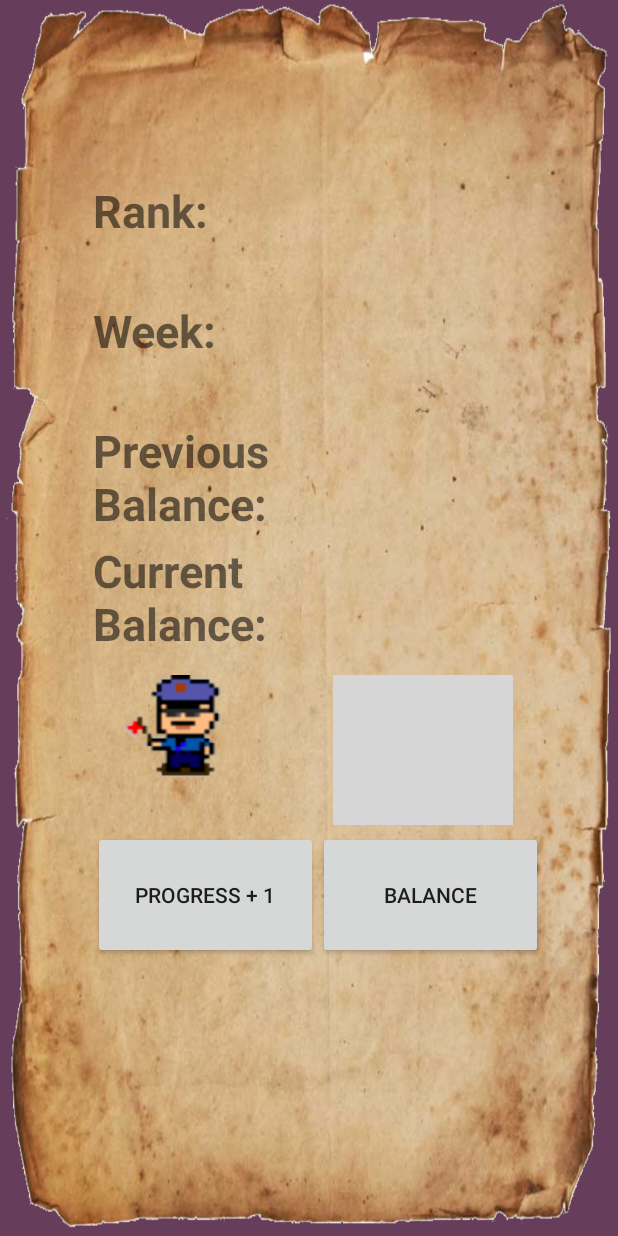
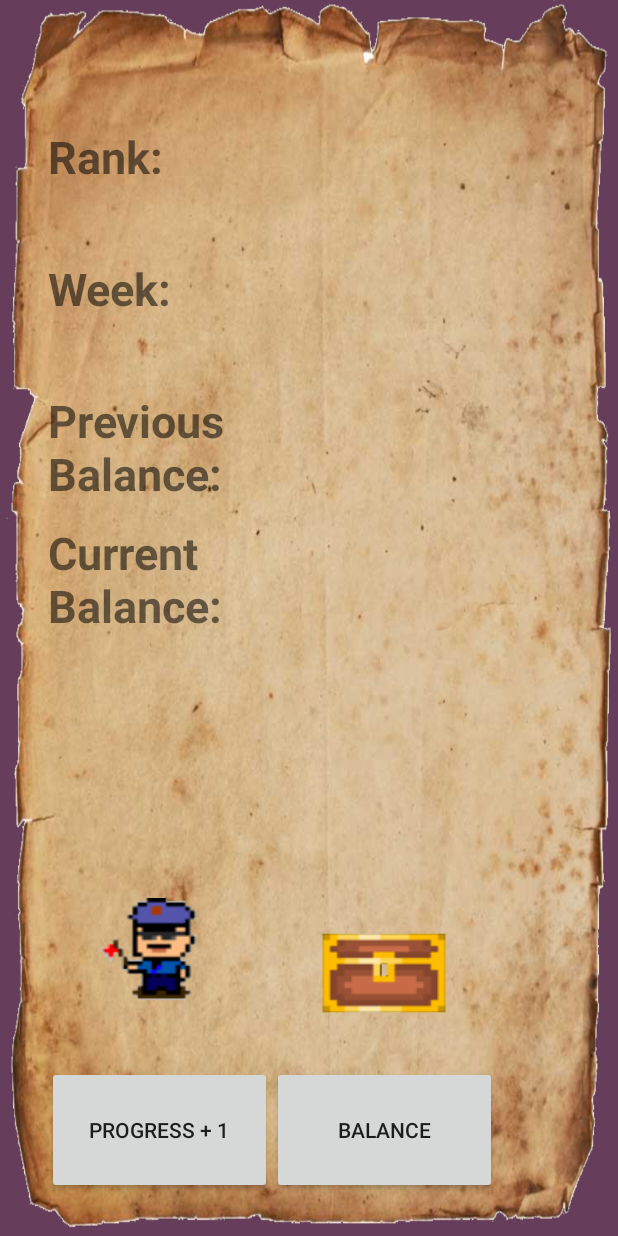
Before and after one commit to Jintze/Hangman-Team5-1, an Android app: the layout storymodeingame.xml on its own in the app's theme, with its tools: preview values and no code run, on a phone screen of 412 x 824 dp. Run offline under Robolectric (Android 15) with nearby library versions, the phone set to English and light mode, and no system bars; grey boxes are pictures that could not be loaded.

Commit message:
fixed bug with layout

```diff
--- a/app/src/main/java/com/example/nathanpelletier/hangman/Game.java
+++ b/app/src/main/java/com/example/nathanpelletier/hangman/Game.java
@@ -1,26 +1,25 @@
 package com.example.nathanpelletier.hangman;
 
-import android.app.Application;
 import android.content.Intent;
-import android.content.SharedPreferences;
 import android.graphics.Color;
 import android.os.Bundle;
 import android.support.v7.app.AppCompatActivity;
 import android.util.Log;
-import android.view.LayoutInflater;
 import android.view.View;
-import android.view.animation.AnimationUtils;
 import android.widget.Button;
 import android.widget.ImageButton;
 import android.widget.ImageView;
 import android.widget.LinearLayout;
 import android.widget.RelativeLayout;
 import android.widget.TextView;
+import android.widget.VideoView;
+
 import com.example.nathanpelletier.hangman.AndroidSaveState.SaveState;
 
 
 public class Game extends AppCompatActivity {
   SaveState saveState = new SaveState();
+
 
 
   //To Play the game
@@ -309,7 +308,7 @@ public class Game extends AppCompatActivity {
         break;
       }//easy
       case "medium":{
-        poster.setBackgroundResource(R.drawable.secondscreen);
+        poster.setBackgroundResource(R.drawable.redcharacter);
         break;
       }//medium
       case "hard":{
--- a/app/src/main/java/com/example/nathanpelletier/hangman/Menu.java
+++ b/app/src/main/java/com/example/nathanpelletier/hangman/Menu.java
@@ -1,6 +1,7 @@
 package com.example.nathanpelletier.hangman;
 
 import android.content.Intent;
+import android.net.Uri;
 import android.support.constraint.ConstraintLayout;
 import android.support.v7.app.AppCompatActivity;
 import android.os.Bundle;
@@ -10,8 +11,11 @@ import android.view.animation.AnimationUtils;
 import android.widget.Button;
 import android.widget.LinearLayout;
 import android.widget.RelativeLayout;
+import android.widget.VideoView;
 
 public class Menu extends AppCompatActivity {
+
+    VideoView videoView;
 
     @Override
     protected void onCreate(Bundle savedInstanceState) {
@@ -19,6 +23,9 @@ public class Menu extends AppCompatActivity {
         setContentView(R.layout.menu);
 
 //onClicks Set up ----------------------------------------
+
+
+        videoView = (VideoView) findViewById(R.id.VideoScreen);
 
         Button EasySelect = findViewById(R.id.EasyDifficultySelect);
         EasySelect.setOnClickListener(new View.OnClickListener() {
@@ -69,6 +76,19 @@ public class Menu extends AppCompatActivity {
                        Intent startGame = new Intent(Menu.this, Game.class);
                        startGame.putExtra("Story",  "yes");
                        startActivity(startGame);
+
+
+
+                   }//onClick
+               });
+               StoryVideo.setOnClickListener(new View.OnClickListener() {
+                   @Override
+                   public void onClick(View view) {
+                       Intent startvideo = new Intent(Menu.this, StoryMode.class);
+                       startActivity(startvideo);
+
+
+
                    }//onClick
                });
 
--- /dev/null
+++ b/app/src/main/java/com/example/nathanpelletier/hangman/StoryMode.java
@@ -0,0 +1,19 @@
+package com.example.nathanpelletier.hangman;
+
+import android.net.Uri;
+import android.view.View;
+import android.widget.VideoView;
+
+/**
+ * Created by fatim on 2017-12-19.
+ */
+
+public class StoryMode {
+    VideoView videoView;
+    public void onClick(){
+            String vidoePath ="C:\\Users\\fatim\\Desktop\\Hangman-Team5-1\\app\\src\\main\\res\\raw\\storymodevideo.mp4";
+            Uri uri = Uri.parse(vidoePath);
+            videoView.setVideoURI(uri);
+            videoView.start();
+    }
+}
--- a/app/src/main/java/com/example/nathanpelletier/hangman/StoryModeInGame.java
+++ b/app/src/main/java/com/example/nathanpelletier/hangman/StoryModeInGame.java
@@ -1,15 +1,23 @@
 package com.example.nathanpelletier.hangman;
 
+import android.net.Uri;
 import android.os.Bundle;
 import android.support.v7.app.AppCompatActivity;
+import android.view.View;
+import android.widget.VideoView;
+
+import java.net.URI;
 
 /**
- * Created by fatim on 2017-12-18.
+ * Created by fatima binsumait
  */
 
 public class StoryModeInGame extends AppCompatActivity{
 
+
     public void onCreate(Bundle saveInstanceState) {
         super.onCreate(saveInstanceState);
+
     }//onCreate
-}
+
+}//StoryModeInGame
--- a/app/src/main/res/layout-small/keyboard.xml
+++ b/app/src/main/res/layout-small/keyboard.xml
@@ -18,8 +18,8 @@
 
             <Button
                 android:id="@+id/LetterQ"
-                android:layout_width="@dimen/LetterButtonWidthXS"
-                android:layout_height="@dimen/LetterButtonHeightXS"
+                android:layout_width="@dimen/letterButtonWidthXS"
+                android:layout_height="@dimen/letterButtonHeightXS"
                 android:text="@string/q"
                 android:textSize="@dimen/LetterSizeXS"
                 android:textColor="@color/background"
--- a/app/src/main/res/layout-xlarge/keyboard.xml
+++ b/app/src/main/res/layout-xlarge/keyboard.xml
@@ -18,8 +18,8 @@
 
             <Button
                 android:id="@+id/LetterQ"
-                android:layout_width="@dimen/LetterButtonWidthXL"
-                android:layout_height="@dimen/LetterButtonHeightXL"
+                android:layout_width="@dimen/letterButtonWidthXL"
+                android:layout_height="@dimen/letterButtonHeightXL"
                 android:text="@string/q"
                 android:textSize="@dimen/LetterSizeXL"
                 android:textColor="@color/background"
--- a/app/src/main/res/layout/keyboard.xml
+++ b/app/src/main/res/layout/keyboard.xml
@@ -18,8 +18,8 @@
 
             <Button
                 android:id="@+id/LetterQ"
-                android:layout_width="@dimen/LetterButtonWidth"
-                android:layout_height="@dimen/KetterButtonHeight"
+                android:layout_width="@dimen/letterButtonWidth"
+                android:layout_height="@dimen/letterButtonHeight"
                 android:text="@string/q"
                 android:textSize="@dimen/ButtonsTextSize"
                 android:textColor="@color/background"
@@ -27,8 +27,8 @@
                 />
             <Button
                 android:id="@+id/LetterW"
-                android:layout_width="@dimen/LetterButtonWidth"
-                android:layout_height="@dimen/LetterButtonHeight"
+                android:layout_width="@dimen/letterButtonWidth"
+                android:layout_height="@dimen/letterButtonHeight"
                 android:text="@string/w"
                 android:textSize="@dimen/ButtonsTextSize"
                 android:textColor="@color/background"
--- a/app/src/main/res/layout/story_mode.xml
+++ b/app/src/main/res/layout/story_mode.xml
@@ -17,39 +17,15 @@
     <VideoView
         android:id="@+id/VideoScreen"
         android:layout_width="350dp"
-        android:layout_height="450dp"
+        android:layout_height="600dp"
         android:layout_marginBottom="8dp"
+        android:layout_marginEnd="8dp"
+        android:layout_marginStart="8dp"
         android:layout_marginTop="8dp"
         app:layout_constraintBottom_toBottomOf="@+id/ImageView"
+        app:layout_constraintEnd_toEndOf="parent"
+        app:layout_constraintStart_toStartOf="parent"
         app:layout_constraintTop_toTopOf="@+id/ImageView"
-        app:layout_constraintVertical_bias="0.398"
-        tools:layout_editor_absoluteX="30dp" />
-
-    <Button
-        android:id="@+id/StoryIntro"
-        android:layout_width="170dp"
-        android:layout_height="70dp"
-        android:layout_below="@+id/VideoScreen"
-        android:layout_marginTop="8dp"
-        android:text="Intro"
-        android:textSize="30sp"
-        android:textStyle="bold"
-        app:layout_constraintTop_toBottomOf="@+id/VideoScreen"
-        tools:layout_editor_absoluteX="200dp" />
-
-    <Button
-        android:id="@+id/StoryPlay"
-        android:layout_width="170dp"
-        android:layout_height="70dp"
-        android:layout_below="@+id/VideoScreen"
-        android:layout_marginTop="8dp"
-        android:text="Play"
-        android:textSize="30sp"
-        android:textStyle="bold"
-        app:layout_constraintTop_toBottomOf="@+id/VideoScreen"
-        tools:layout_editor_absoluteX="30dp" />
-
-
-
+        app:layout_constraintVertical_bias="0.398" />
 
 </android.support.constraint.ConstraintLayout>
--- a/app/src/main/res/layout/storymodeingame.xml
+++ b/app/src/main/res/layout/storymodeingame.xml
@@ -1,165 +1,143 @@
 <?xml version="1.0" encoding="utf-8"?>
-<RelativeLayout
-    xmlns:android="http://schemas.android.com/apk/res/android" android:layout_width="match_parent"
+<android.support.constraint.ConstraintLayout xmlns:android="http://schemas.android.com/apk/res/android"
+    xmlns:app="http://schemas.android.com/apk/res-auto"
+    xmlns:tools="http://schemas.android.com/tools"
+    android:layout_width="match_parent"
     android:layout_height="match_parent"
     android:background="@drawable/poster">
 
   <LinearLayout
-      android:orientation="horizontal"
-      android:id="@+id/TopScreen"
-      android:layout_width="match_parent"
-      android:layout_height="60dp"/>
-
-
-  <LinearLayout
-      android:orientation="horizontal"
-      android:layout_below="@+id/TopScreen"
       android:id="@+id/TitleScreen"
       android:layout_width="match_parent"
-      android:layout_height="60dp">
+      android:layout_height="60dp"
+      android:layout_marginEnd="8dp"
+      android:layout_marginStart="8dp"
+      android:layout_marginTop="8dp"
+      android:orientation="horizontal"
+      app:layout_constraintEnd_toEndOf="parent"
+      app:layout_constraintStart_toStartOf="parent"
+      app:layout_constraintTop_toTopOf="parent">
 
-      <TextView
-          android:id="@+id/TitleReciept"
-          android:layout_width="match_parent"
-          android:layout_height="match_parent"/>
   </LinearLayout>
 
 
-  <RelativeLayout
-      android:layout_alignRight="@id/TopScreen"
-      android:id="@+id/MiddleScreen"
-      android:layout_below="@+id/TitleScreen"
-      android:layout_width="350dp"
-      android:layout_height="330dp">
+  <TextView
+      android:id="@+id/Week"
+      android:layout_width="@dimen/RecieptW"
+      android:layout_height="@dimen/RecieptH"
+      android:layout_below="@+id/Rank"
+      android:layout_marginStart="32dp"
+      android:layout_marginLeft="32dp"
+      android:layout_marginTop="8dp"
+      android:text="@string/Week"
+      android:textSize="@dimen/TextViewForReciept"
+      android:textStyle="bold"
+      app:layout_constraintStart_toStartOf="parent"
+      app:layout_constraintTop_toBottomOf="@+id/Rank" />
 
   <TextView
       android:id="@+id/Rank"
       android:layout_width="@dimen/RecieptW"
       android:layout_height="@dimen/RecieptH"
+      android:layout_marginStart="32dp"
+      android:layout_marginLeft="32dp"
+      android:layout_marginTop="16dp"
+      android:layout_weight="1"
+      android:text="@string/Rank"
       android:textSize="@dimen/TextViewForReciept"
-        android:text="@string/Rank"
-        android:textStyle="bold"/>
-    <TextView
-        android:layout_alignRight="@id/Rank"
-        android:layout_width="@dimen/RecieptW"
-        android:layout_height="@dimen/RecieptH" />
-
-
-    <TextView
-        android:id="@+id/Week"
-        android:layout_below="@+id/Rank"
-        android:layout_width="@dimen/RecieptW"
-        android:layout_height="@dimen/RecieptH"
-        android:textSize="@dimen/TextViewForReciept"
-        android:text="@string/Week"
-        android:textStyle="bold"/>
+      android:textStyle="bold"
+      app:layout_constraintStart_toStartOf="parent"
+      app:layout_constraintTop_toBottomOf="@+id/TitleScreen" />
 
   <TextView
       android:id="@+id/PreviousBalance"
-        android:layout_below="@+id/Week"
       android:layout_width="@dimen/RecieptW"
       android:layout_height="@dimen/RecieptH"
+      android:layout_below="@+id/Week"
+      android:layout_marginStart="32dp"
+      android:layout_marginLeft="32dp"
+      android:layout_marginTop="8dp"
+      android:text="@string/PreviousBalance"
       android:textSize="@dimen/TextViewForReciept"
-        android:text="@string/PreviousBalance"
-        android:textStyle="bold"/>
+      android:textStyle="bold"
+      app:layout_constraintStart_toStartOf="parent"
+      app:layout_constraintTop_toBottomOf="@+id/Week" />
 
 
   <TextView
       android:id="@+id/CurrentBalance"
-        android:layout_below="@+id/PreviousBalance"
       android:layout_width="@dimen/RecieptW"
       android:layout_height="@dimen/RecieptH"
+      android:layout_below="@+id/PreviousBalance"
+      android:layout_marginStart="32dp"
+      android:layout_marginLeft="32dp"
+      android:layout_marginTop="8dp"
+      android:text="@string/CurrentBalance"
       android:textSize="@dimen/TextViewForReciept"
-        android:text="@string/CurrentBalance"
-        android:textStyle="bold"/>
-  </RelativeLayout>
-
-  <RelativeLayout
-      android:layout_below="@id/TitleScreen"
-      android:layout_alignRight="@id/MiddleScreen"
-      android:layout_width="210dp"
-      android:layout_height="350dp">
-
-    android:layout_alignRight="@id/TopScreen"
-    android:id="@+id/MiddleScreen"
-    android:layout_below="@+id/TitleScreen"
-    android:layout_width="350dp"
-    android:layout_height="330dp">
-
-    <TextView
-        android:id="@+id/RankNumber"
-        android:layout_width="@dimen/RecieptWNumber"
-        android:layout_height="@dimen/RecieptHNumber"
-        android:textSize="@dimen/TextViewForReciept"
-        android:textStyle="bold"/>
-
-
-    <TextView
-        android:id="@+id/WeekNumber"
-        android:layout_below="@+id/RankNumber"
-        android:layout_width="@dimen/RecieptWNumber"
-        android:layout_height="@dimen/RecieptHNumber"
-        android:textSize="@dimen/TextViewForReciept"
-        android:textStyle="bold"/>
-
-    <TextView
-        android:id="@+id/PreviousBalanceNumber"
-        android:layout_below="@+id/WeekNumber"
-        android:layout_width="@dimen/RecieptWNumber"
-        android:layout_height="@dimen/RecieptHNumber"
-        android:textSize="@dimen/TextViewForReciept"
-        android:textStyle="bold"/>
-
-
-    <TextView
-        android:id="@+id/CurrentBalanceNumber"
-        android:layout_below="@+id/PreviousBalanceNumber"
-        android:layout_width="@dimen/RecieptWNumber"
-        android:layout_height="@dimen/RecieptHNumber"
-        android:textSize="@dimen/TextViewForReciept"
-        android:textStyle="bold"/>
-
-  </RelativeLayout>
+      android:textStyle="bold"
+      app:layout_constraintStart_toStartOf="parent"
+      app:layout_constraintTop_toBottomOf="@+id/PreviousBalance" />
 
   <LinearLayout
       android:id="@+id/PictureScreen"
-      android:layout_alignRight="@+id/TopScreen"
-      android:layout_below="@id/MiddleScreen"
       android:layout_width="@dimen/PictureScreenW"
-      android:layout_height="@dimen/PictureScreenH">
+      android:layout_height="@dimen/PictureScreenH"
+      android:layout_alignParentTop="true"
+      android:layout_marginBottom="8dp"
+      android:layout_marginEnd="8dp"
+      android:layout_marginRight="8dp"
+      android:layout_marginStart="32dp"
+      android:layout_marginLeft="32dp"
+      android:layout_marginTop="8dp"
+      android:layout_toEndOf="@+id/CurrentBalance"
+      android:layout_toRightOf="@+id/CurrentBalance"
+      app:layout_constraintBottom_toTopOf="@+id/linearLayout"
+      app:layout_constraintEnd_toEndOf="parent"
+      app:layout_constraintHorizontal_bias="0.804"
+      app:layout_constraintStart_toStartOf="parent"
+      app:layout_constraintTop_toBottomOf="@+id/CurrentBalance"
+      app:layout_constraintVertical_bias="1.0">
 
     <ImageView
         android:layout_width="@dimen/PoliceScreenW"
         android:layout_height="@dimen/PoliceScreenH"
-        android:background="@drawable/policeman"/>
+        android:background="@drawable/policeman"
+        android:cropToPadding="false" />
 
     <ImageView
-        android:layout_width="60dp"
-        android:layout_height="100dp"/>
+        android:layout_width="50dp"
+        android:layout_height="@dimen/PoliceScreenH"
+        android:cropToPadding="false" />
 
     <ImageView
         android:layout_width="@dimen/TreasureScreenW"
         android:layout_height="@dimen/TreasureScreenH"
-        android:background="@drawable/Treasure"/>
+        android:background="@drawable/treasure" />
   </LinearLayout>
 
   <LinearLayout
-      android:layout_alignRight="@+id/TopScreen"
+      android:id="@+id/linearLayout"
+      android:layout_width="350dp"
+      android:layout_height="105dp"
       android:layout_below="@id/PictureScreen"
-      android:layout_width="350dp"
-      android:layout_height="105dp">
+      android:layout_marginBottom="8dp"
+      android:layout_marginEnd="8dp"
+      android:layout_marginStart="8dp"
+      app:layout_constraintBottom_toBottomOf="parent"
+      app:layout_constraintEnd_toEndOf="parent"
+      app:layout_constraintStart_toStartOf="parent">
 
     <Button
         android:id="@+id/PoliceButton"
-        android:text="@string/ProgressButton"
         android:layout_width="@dimen/ProgressScreenW"
-        android:layout_height="@dimen/ProgessScreenH" />
+        android:layout_height="@dimen/ProgessScreenH"
+        android:text="@string/ProgressButton" />
 
     <Button
-        android:text="@string/BalanceButton"
         android:layout_width="@dimen/ProgressScreenW"
-        android:layout_height="@dimen/ProgessScreenH" />
+        android:layout_height="@dimen/ProgessScreenH"
+        android:text="@string/BalanceButton" />
 
   </LinearLayout>
 
-</RelativeLayout>
+</android.support.constraint.ConstraintLayout>
```
Also changed, not shown: 2 other files. Lines whose indentation alone changed are shown as unchanged.
